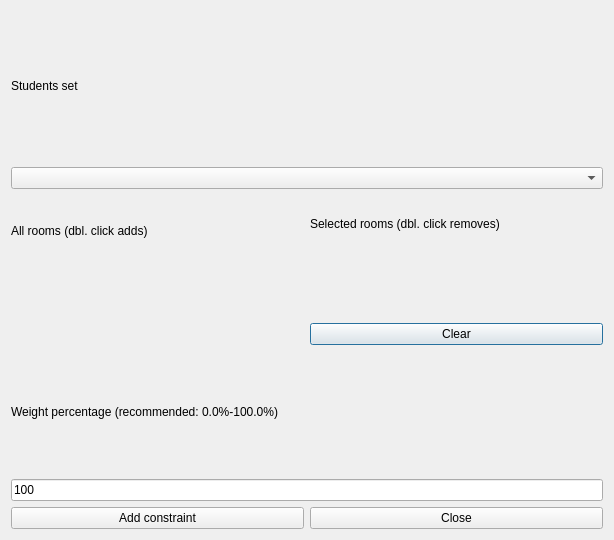
First picture: the form in src/interface/addconstraintstudentssethomeroomsform_template.ui, repository janLo/FET, before the edit.
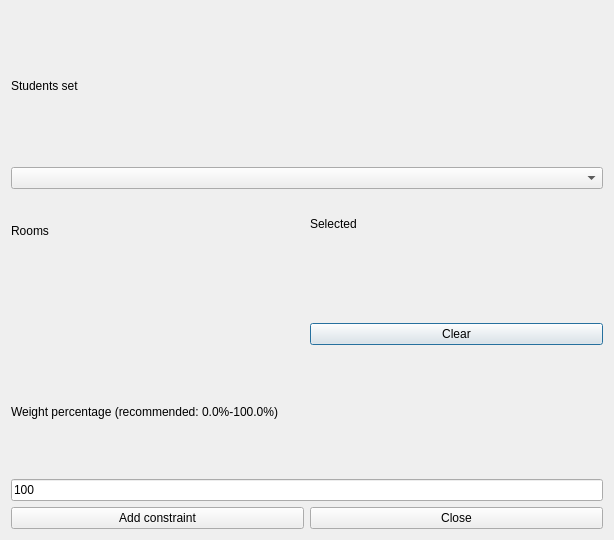
Second picture: the form after the edit. Custom widgets are drawn as their Qt base class.

Diff of the .ui file:
```diff
--- a/src/interface/addconstraintstudentssethomeroomsform_template.ui
+++ b/src/interface/addconstraintstudentssethomeroomsform_template.ui
@@ -38,7 +38,7 @@
         <enum>QFrame::Plain</enum>
        </property>
        <property name="text">
-        <string>All rooms (dbl. click adds)</string>
+        <string>Rooms</string>
        </property>
        <property name="wordWrap">
         <bool>false</bool>
@@ -67,7 +67,7 @@
         <enum>QFrame::Plain</enum>
        </property>
        <property name="text">
-        <string>Selected rooms (dbl. click removes)</string>
+        <string comment="It refers to a list of selected rooms">Selected</string>
        </property>
        <property name="wordWrap">
         <bool>false</bool>
```
